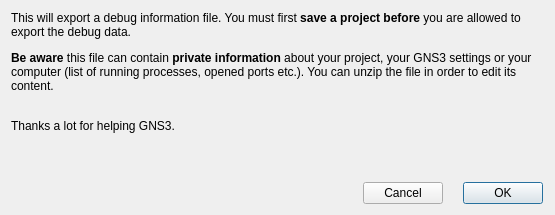
Old version of the form gns3/ui/export_debug_dialog.ui in the repository GNS3/gns3-gui.
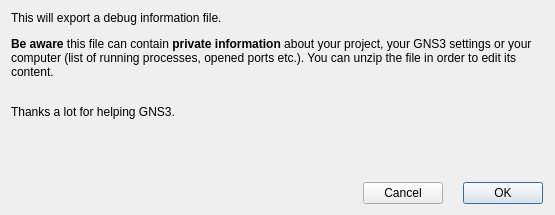
New version of the form.

Commit message:
Fix text of the export dialog
Fix #1834

Diff of the .ui file:
```diff
--- a/gns3/ui/export_debug_dialog.ui
+++ b/gns3/ui/export_debug_dialog.ui
@@ -26,7 +26,7 @@
    <item>
     <widget class="QLabel" name="label">
      <property name="text">
-      <string>&lt;html&gt;&lt;head/&gt;&lt;body&gt;&lt;p&gt;This will export a debug information file. You must first&lt;span style=&quot; font-weight:600;&quot;&gt; save a project before&lt;/span&gt; you are allowed to export the debug data.&lt;/p&gt;&lt;p&gt;&lt;span style=&quot; font-weight:600;&quot;&gt;Be aware&lt;/span&gt; this file can contain &lt;span style=&quot; font-weight:600;&quot;&gt;private information&lt;/span&gt; about your project, your GNS3 settings or your computer (list of running processes, opened ports etc.). You can unzip the file in order to edit its content.&lt;/p&gt;&lt;p&gt;&lt;br/&gt;Thanks a lot for helping GNS3.&lt;/p&gt;&lt;/body&gt;&lt;/html&gt;</string>
+      <string>&lt;html&gt;&lt;head/&gt;&lt;body&gt;&lt;p&gt;This will export a debug information file.&lt;/p&gt;&lt;p&gt;&lt;span style=&quot; font-weight:600;&quot;&gt;Be aware&lt;/span&gt; this file can contain &lt;span style=&quot; font-weight:600;&quot;&gt;private information&lt;/span&gt; about your project, your GNS3 settings or your computer (list of running processes, opened ports etc.). You can unzip the file in order to edit its content.&lt;/p&gt;&lt;p&gt;&lt;br/&gt;Thanks a lot for helping GNS3.&lt;/p&gt;&lt;/body&gt;&lt;/html&gt;</string>
      </property>
      <property name="textFormat">
       <enum>Qt::RichText</enum>
```
The commit also changes 1 other file.
